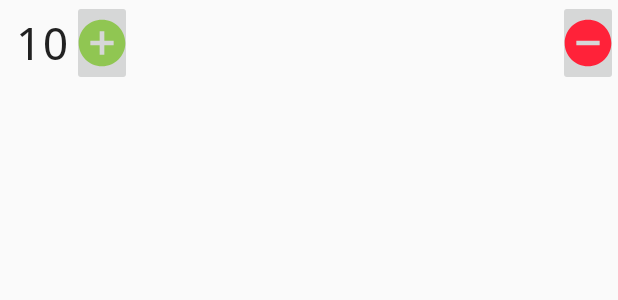
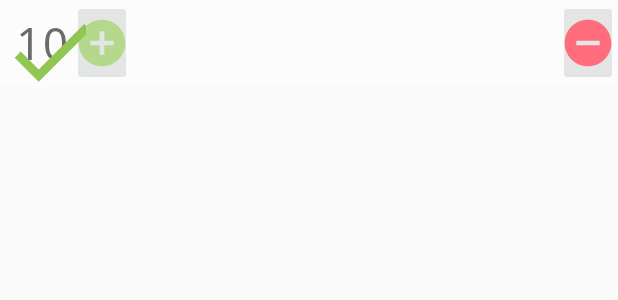
Before and after one commit to mfoschian/ShopAholic, an Android app: the layout fragment_compose_shopitem.xml on its own in the app's theme, with its tools: preview values and no code run, on a phone screen of 412 x 824 dp. Shown: the top 300 px of the screen. Run offline under Robolectric (Android 15) with nearby library versions, the phone set to English and light mode, and no system bars.

Commit message:
first fake archiving of completed job

```diff
--- a/app/src/main/java/it/mfx/shopaholic/ShopApplication.java
+++ b/app/src/main/java/it/mfx/shopaholic/ShopApplication.java
@@ -19,6 +19,7 @@ public class ShopApplication extends Application {
     public final class IntentRequests {
         final public static int CHOOSE_ITEM_REQUEST = 8000;
         final public static int EDIT_ITEM_REQUEST = 8001;
+        final public static int SHOP_RUN_REQUEST = 8002;
     }
 
     AppDatabase db() {
--- a/app/src/main/java/it/mfx/shopaholic/database/AppDatabase.java
+++ b/app/src/main/java/it/mfx/shopaholic/database/AppDatabase.java
@@ -32,7 +32,7 @@ public abstract class AppDatabase extends RoomDatabase {
         return db;
     }
 
-    private static String newId() {
+    public static String newId() {
         return UUID.randomUUID().toString();
     }
 
--- a/app/src/main/java/it/mfx/shopaholic/viewmodels/ShopRunViewModel.java
+++ b/app/src/main/java/it/mfx/shopaholic/viewmodels/ShopRunViewModel.java
@@ -81,7 +81,7 @@ public class ShopRunViewModel  extends AndroidViewModel {
     //==================================
     // Done Visibility
     //==================================
-    static final private boolean default_show_items_done = true;
+    static final private boolean default_show_items_done = false;
     private boolean showItemsDone = default_show_items_done;
 
     public void setShowItemsDone(boolean flag) {
@@ -143,6 +143,7 @@ public class ShopRunViewModel  extends AndroidViewModel {
         app.saveShopItemsAsync(items, cb);
     }
 
+    /*
     @Override
     protected void onCleared() {
         super.onCleared();
@@ -153,4 +154,5 @@ public class ShopRunViewModel  extends AndroidViewModel {
 
         app.saveShopItemsAsync(sitems, null);
     }
+    */
 }
--- /dev/null
+++ b/app/src/main/res/drawable/eye_open_or_close.xml
@@ -0,0 +1,6 @@
+<?xml version="1.0" encoding="utf-8"?>
+<selector xmlns:android="http://schemas.android.com/apk/res/android">
+
+    <item android:drawable="@android:drawable/ic_menu_view" android:state_checked="true" />
+
+</selector>
--- /dev/null
+++ b/app/src/main/res/drawable/ic_check_green_24dp.xml
@@ -0,0 +1,5 @@
+<vector android:height="40dp" android:tint="#90C652"
+    android:viewportHeight="40.0" android:viewportWidth="40.0"
+    android:width="40dp" xmlns:android="http://schemas.android.com/apk/res/android">
+    <path android:fillColor="#FF000000" android:pathData="M18,32.34L9.66,24l-2.84,2.82L18,38 42,14l-2.82,-2.82z"/>
+</vector>
--- /dev/null
+++ b/app/src/main/res/drawable/ic_stop_black_24dp.xml
@@ -0,0 +1,5 @@
+<vector android:height="24dp" android:tint="#FF2239"
+    android:viewportHeight="24.0" android:viewportWidth="24.0"
+    android:width="24dp" xmlns:android="http://schemas.android.com/apk/res/android">
+    <path android:fillColor="#FF000000" android:pathData="M6,6h12v12H6z"/>
+</vector>
--- a/app/src/main/res/layout/fragment_compose_shopitem.xml
+++ b/app/src/main/res/layout/fragment_compose_shopitem.xml
@@ -2,7 +2,6 @@
 <android.support.constraint.ConstraintLayout xmlns:android="http://schemas.android.com/apk/res/android"
     xmlns:app="http://schemas.android.com/apk/res-auto"
     xmlns:tools="http://schemas.android.com/tools"
-    android:id="@+id/linearLayout"
     android:layout_width="match_parent"
     android:layout_height="wrap_content">
 
@@ -66,4 +65,18 @@
         app:layout_constraintTop_toTopOf="parent"
         app:srcCompat="@drawable/ic_remove_circle_black_24dp" />
 
+    <ImageView
+        android:id="@+id/imgCheckboxDone"
+        android:layout_width="0dp"
+        android:layout_height="0dp"
+        android:background="@color/whiteSemiOpaque"
+        android:scaleType="fitStart"
+        android:visibility="visible"
+        app:layout_constraintBottom_toBottomOf="parent"
+        app:layout_constraintEnd_toEndOf="parent"
+        app:layout_constraintStart_toStartOf="parent"
+        app:layout_constraintTop_toTopOf="parent"
+        app:srcCompat="@drawable/ic_check_green_24dp"
+        tools:scaleType="fitStart" />
+
 </android.support.constraint.ConstraintLayout>
--- a/app/src/main/res/values/colors.xml
+++ b/app/src/main/res/values/colors.xml
@@ -5,4 +5,5 @@
     <color name="colorAccent">#ff4081</color>
     <color name="colorFree">#0fe04e</color>
     <color name="colorAccentGreen">#00c853</color>
+    <color name="whiteSemiOpaque">#55ffffff</color>
 </resources>
```
Also changed, not shown: app/src/main/java/it/mfx/shopaholic/activities/ComposeListActivity.java (+26 -18 lines), app/src/main/java/it/mfx/shopaholic/activities/ShopRunActivity.java (+22 -7 lines), app/src/main/java/it/mfx/shopaholic/fragments/ShopItemListRecyclerViewAdapter.java (+22 -3 lines), app/src/main/java/it/mfx/shopaholic/fragments/ShopRunListRecyclerViewAdapter.java (+6 -2 lines), app/src/main/java/it/mfx/shopaholic/viewmodels/ShopListViewModel.java (+31 -0 lines), app/src/main/res/layout/fragment_shop_run_item.xml (+20 -1 lines), app/src/main/res/menu/menu_shop_run.xml (+6 -1 lines).
